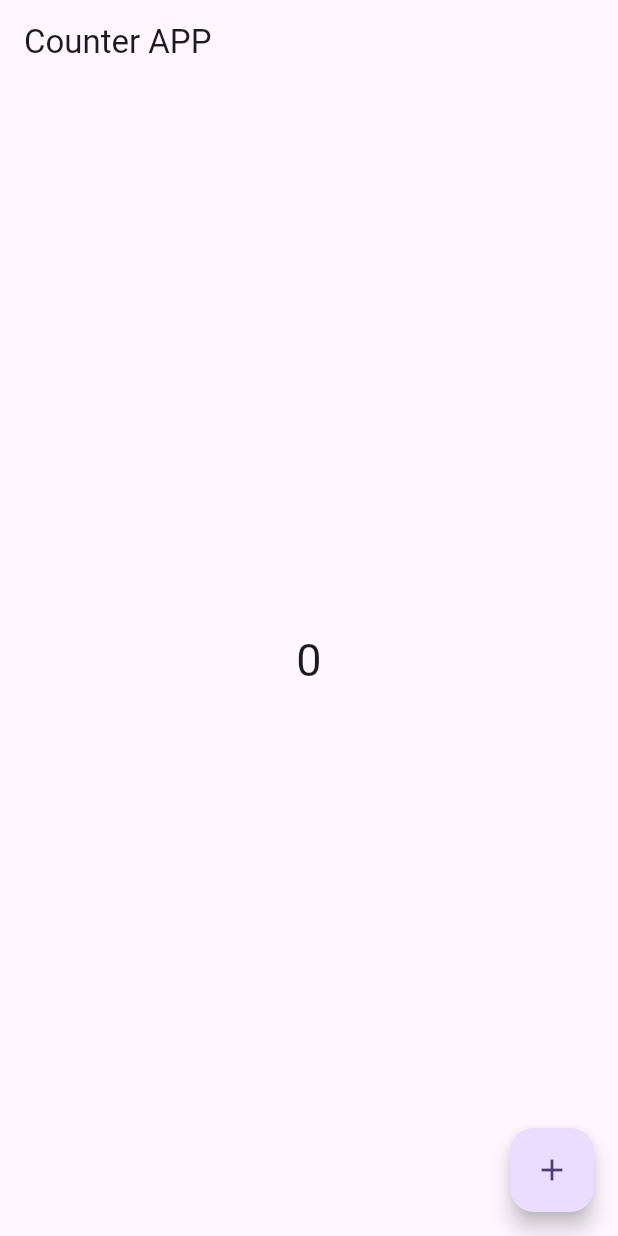
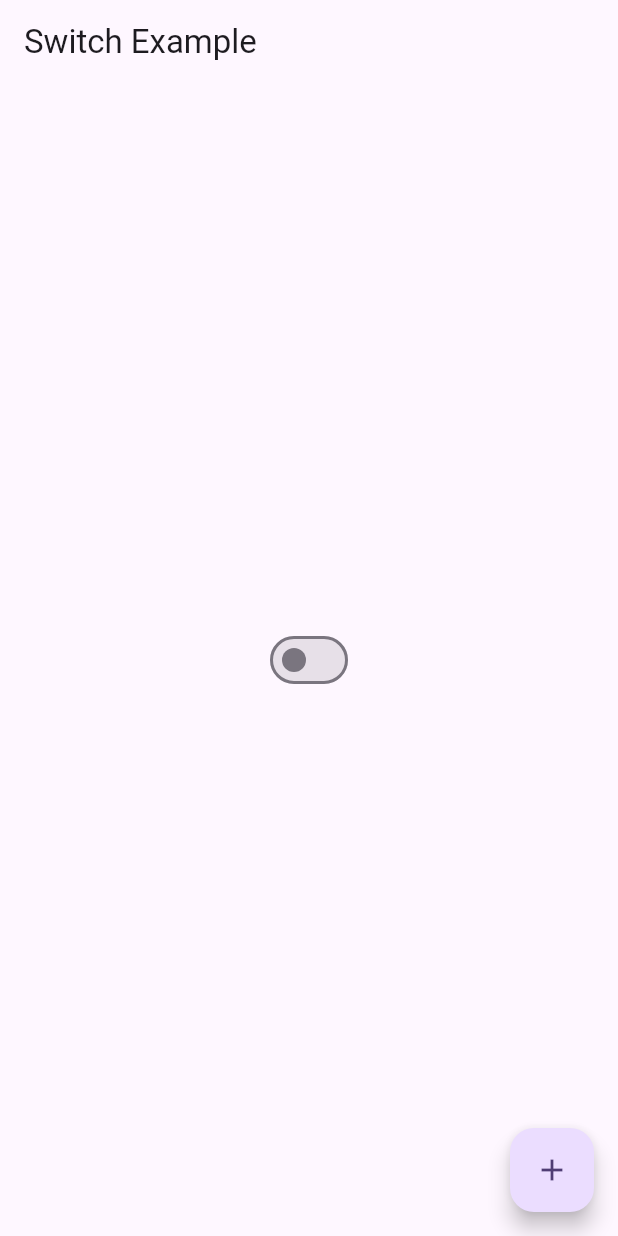
Before and after one commit to huzaifak08/GetX-Learning, a Flutter app: the screen it shows after launch, after a tap on the "add" icon, on a phone screen of 412 x 824 dp. Run offline on Flutter 3.47's test engine with Material 3 defaults, Android fonts, the phone set to English and light mode, and no system bars; our stand-ins replace get, get_storage.

Commit message:
Switch using GetX Allhamdullillah

```diff
--- a/lib/views/home/home_view.dart
+++ b/lib/views/home/home_view.dart
@@ -1,46 +1,36 @@
-import 'dart:io';
-
 import 'package:flutter/material.dart';
-import 'package:get/utils.dart';
+import 'package:get/get.dart';
+import 'package:getx_learning/views/home/home_view_model.dart';
 
 class HomeView extends StatelessWidget {
   const HomeView({super.key});
 
   @override
   Widget build(BuildContext context) {
+    final HomeViewModel homeViewModel = Get.put(HomeViewModel());
     debugPrint('Build');
 
     return Scaffold(
       appBar: AppBar(
-        title: const Text('Counter APP'),
+        title: const Text('Switch Example'),
       ),
       body: Center(
         child: Column(
           mainAxisAlignment: MainAxisAlignment.center,
           children: [
-            if (Platform.isAndroid) ...{
-              const Text(
-                '0',
-                style: TextStyle(fontSize: 30),
+            Obx(
+              () => Switch(
+                value: homeViewModel.isSwitched.value,
+                onChanged: (value) {
+                  homeViewModel.toggleSwitch();
+                },
               ),
-            } else ...{
-              const Text(
-                '1',
-                style: TextStyle(fontSize: 30),
-              ),
-            }
+            ),
           ],
         ),
       ),
       floatingActionButton: FloatingActionButton(
-        onPressed: () {
-          String? value = GetUtils.camelCase('value box');
-          String? value1 = GetUtils.capitalize('value');
-          String? value2 = GetUtils.capitalizeFirst('value');
-          bool value3 = GetUtils.isEmail('huzaifa@gma');
-
-          print("$value + $value1 + $value2 + $value3");
-        },
+        onPressed: () {},
         child: const Icon(Icons.add),
       ),
     );
--- /dev/null
+++ b/lib/views/home/home_view_model.dart
@@ -0,0 +1,8 @@
+import 'package:get/get.dart';
+
+class HomeViewModel extends GetxController {
+  final RxBool _isSwitched = false.obs;
+  RxBool get isSwitched => _isSwitched;
+
+  void toggleSwitch() => _isSwitched.toggle();
+}
```
